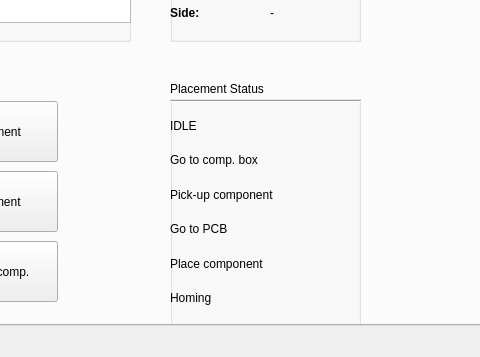
This is pap_gui/ui/main_window.ui in JohanVer/PAP2015 as Qt 5 draws it before an edit; both pictures show x 441 to 921 and y 393 to 750 of the 1478 by 750 pixel window. The edited form follows.
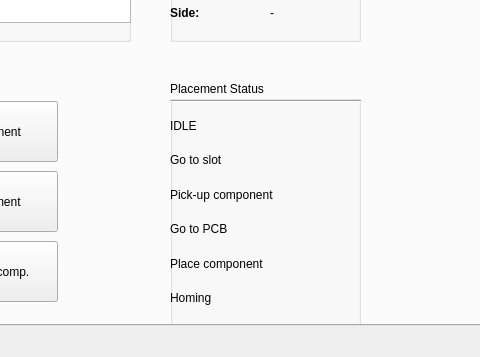
This is the edited form. Icons and pictures are not drawn. Custom widgets are drawn as their Qt base class.

What changed in the file:
```diff
--- a/pap_gui/ui/main_window.ui
+++ b/pap_gui/ui/main_window.ui
@@ -589,7 +589,7 @@
           <item>
            <widget class="QLabel" name="label_81">
             <property name="text">
-             <string>Go to comp. box</string>
+             <string>Go to slot</string>
             </property>
            </widget>
           </item>
```
